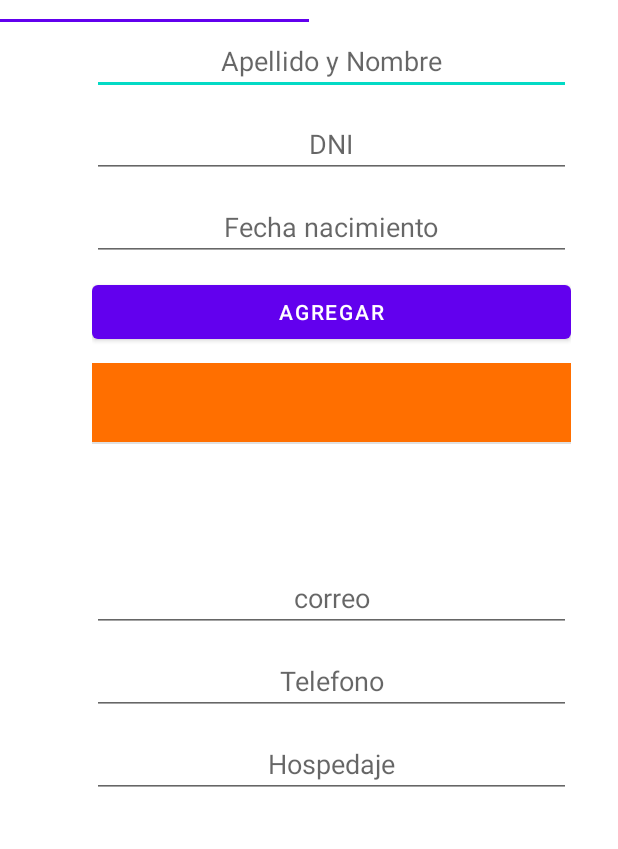
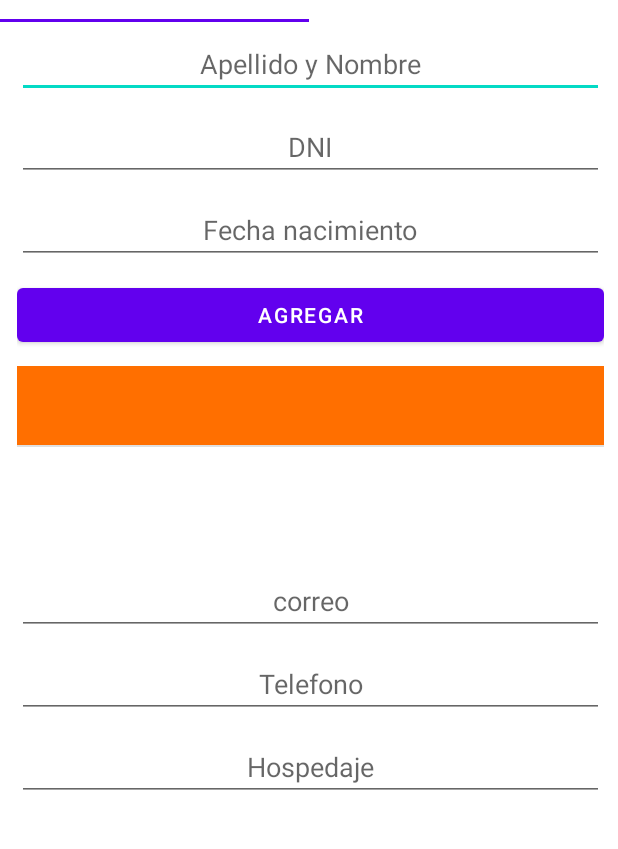
Before and after one commit to wallydx07/Reservas, an Android app: the reservaDatosClientesFragment screen opened directly, with no data from a screen before it, after a tap on "AGREGAR", on a phone screen of 412 x 824 dp, the part 134-983 px from its top. Run offline under Robolectric (Android 15) with nearby library versions, the phone set to English and light mode, and no system bars; our stand-ins replace Firebase (no records; nobody signed in at launch, a user with empty details on screens opened directly).

Commit message:
est es la del viernes en la noche

```diff
--- a/app/src/main/res/layout/calendarlistview.xml
+++ b/app/src/main/res/layout/calendarlistview.xml
@@ -34,11 +34,9 @@
         android:id="@+id/txtCalendarListNombre"
         android:layout_width="wrap_content"
         android:layout_height="wrap_content"
-        android:layout_marginStart="20dp"
+        android:layout_marginStart="36dp"
         android:layout_marginTop="44dp"
         android:text="TextView"
-        app:layout_constraintEnd_toEndOf="parent"
-        app:layout_constraintHorizontal_bias="0.092"
         app:layout_constraintStart_toEndOf="@+id/txtCalendarListHora"
         app:layout_constraintTop_toTopOf="parent" />
 </androidx.constraintlayout.widget.ConstraintLayout>
--- a/app/src/main/res/layout/fragment_calendario.xml
+++ b/app/src/main/res/layout/fragment_calendario.xml
@@ -36,6 +36,9 @@
             android:hint="@string/report_planned_date"
             android:inputType="date"
             android:text=""
+            android:focusable="false"
+            android:clickable="false"
+            android:cursorVisible="false"
             app:layout_constraintEnd_toEndOf="parent"
             app:layout_constraintHorizontal_bias="0.339"
             app:layout_constraintStart_toEndOf="@+id/buttonCalendarioFecha"
--- a/app/src/main/res/layout/fragment_reserva_d_producto.xml
+++ b/app/src/main/res/layout/fragment_reserva_d_producto.xml
@@ -81,14 +81,16 @@
                         android:id="@+id/spinnerReservaProductoCaballo"
                         android:layout_width="130dp"
                         android:layout_height="match_parent"
-                        android:layout_weight="1" />
+                        android:layout_weight="1"
+                        android:enabled="false"/>
 
                     <ImageButton
                         android:id="@+id/buttonReservaProductoagregar"
                         android:layout_width="20dp"
                         android:layout_height="match_parent"
                         android:layout_weight="1"
-                        android:src="@drawable/ic_add" />
+                        android:src="@drawable/ic_add"
+                        android:enabled="false"/>
                 </LinearLayout>
 
             </LinearLayout>
--- a/app/src/main/res/layout/fragment_reserva_datos_clientes.xml
+++ b/app/src/main/res/layout/fragment_reserva_datos_clientes.xml
@@ -1,26 +1,34 @@
 <?xml version="1.0" encoding="utf-8"?>
-<FrameLayout xmlns:android="http://schemas.android.com/apk/res/android"
+<RelativeLayout xmlns:android="http://schemas.android.com/apk/res/android"
     xmlns:app="http://schemas.android.com/apk/res-auto"
     xmlns:tools="http://schemas.android.com/tools"
     android:layout_width="match_parent"
-      android:layout_height="wrap_content"
+      android:layout_height="match_parent"
     android:layout_marginBottom="10dp"
+    android:fitsSystemWindows="true"
+    android:windowSoftInputMode="adjustResize"
     tools:context=".view.reservaDatosClientesFragment">
-    <androidx.constraintlayout.widget.ConstraintLayout
-        android:layout_width="match_parent"
-        android:layout_height="715dp"
-        android:windowSoftInputMode="adjustResize">
+
+    <ScrollView
+        android:layout_width="wrap_content"
+        android:layout_height="645dp"
+        android:layout_alignParentStart="true"
+        android:layout_alignParentTop="true"
+        android:layout_alignParentEnd="true"
+        android:layout_alignParentBottom="true"
+        android:layout_gravity="center_vertical"
+        android:layout_marginStart="11dp"
+        android:layout_marginTop="50dp"
+        android:layout_marginEnd="9dp"
+        android:layout_marginBottom="27dp"
+        android:fillViewport="true">
 
         <LinearLayout
-            android:layout_width="319dp"
-            android:layout_height="613dp"
-            android:orientation="vertical"
-            app:layout_constraintBottom_toBottomOf="parent"
-            app:layout_constraintEnd_toEndOf="parent"
-            app:layout_constraintHorizontal_bias="0.663"
-            app:layout_constraintStart_toStartOf="parent"
-            app:layout_constraintTop_toTopOf="parent">
-
+            android:layout_width="match_parent"
+            android:layout_height="wrap_content"
+            android:layout_marginTop="3dp"
+            android:layout_marginBottom="3dp"
+            android:orientation="vertical">
 
             <EditText
                 android:id="@+id/txtDatosApellidoyNombre"
@@ -31,7 +39,6 @@
                 android:gravity="center"
                 android:hint="Apellido y Nombre"
                 android:imeOptions="actionDone"
-
                 android:inputType="textPersonName" />
 
             <EditText
@@ -42,9 +49,8 @@
                 android:ems="10"
                 android:gravity="center"
                 android:hint="DNI"
-                android:inputType="number"
-
-                android:imeOptions="actionDone"/>
+                android:imeOptions="actionDone"
+                android:inputType="number" />
 
             <EditText
                 android:id="@+id/txtDAtosFechaNacimiento"
@@ -54,9 +60,8 @@
                 android:ems="10"
                 android:gravity="center"
                 android:hint="Fecha nacimiento"
-                android:inputType="number"
-
-                android:imeOptions="actionDone"/>
+                android:imeOptions="actionDone"
+                android:inputType="number" />
 
             <Button
                 android:id="@+id/bottomDatosnAgregar"
@@ -64,9 +69,9 @@
                 android:layout_height="wrap_content"
                 android:layout_marginBottom="10dp"
                 android:gravity="center"
-                android:text="Agregar"
+                android:imeOptions="actionDone"
 
-                android:imeOptions="actionDone"/>
+                android:text="Agregar" />
 
             <ListView
                 android:id="@+id/listViewDatosClientes"
@@ -83,9 +88,8 @@
                 android:ems="10"
                 android:gravity="center"
                 android:hint="correo"
-                android:inputType="textEmailAddress"
-
-                android:imeOptions="actionDone"/>
+                android:imeOptions="actionDone"
+                android:inputType="textEmailAddress" />
 
             <EditText
                 android:id="@+id/txtTelefonoDatosClientes"
@@ -96,7 +100,6 @@
                 android:gravity="center"
                 android:hint="Telefono"
                 android:imeOptions="actionDone"
-
                 android:inputType="textPersonName" />
 
             <EditText
@@ -107,11 +110,9 @@
                 android:ems="10"
                 android:gravity="center"
                 android:hint="Hospedaje"
-                android:inputType="textPersonName"
-
-                android:imeOptions="actionDone"/>
+                android:imeOptions="actionDone"
+                android:inputType="textPersonName" />
 
         </LinearLayout>
-
-    </androidx.constraintlayout.widget.ConstraintLayout>
-</FrameLayout>
+    </ScrollView>
+</RelativeLayout>
```
Also changed, not shown: app/src/main/AndroidManifest.xml (+6 -17 lines), app/src/main/java/com/example/reservas/view/Calendario.java (+42 -17 lines), app/src/main/java/com/example/reservas/view/Usuario.java (+18 -10 lines), app/src/main/java/com/example/reservas/view/reservaDProductoFragment.java (+94 -13 lines).
